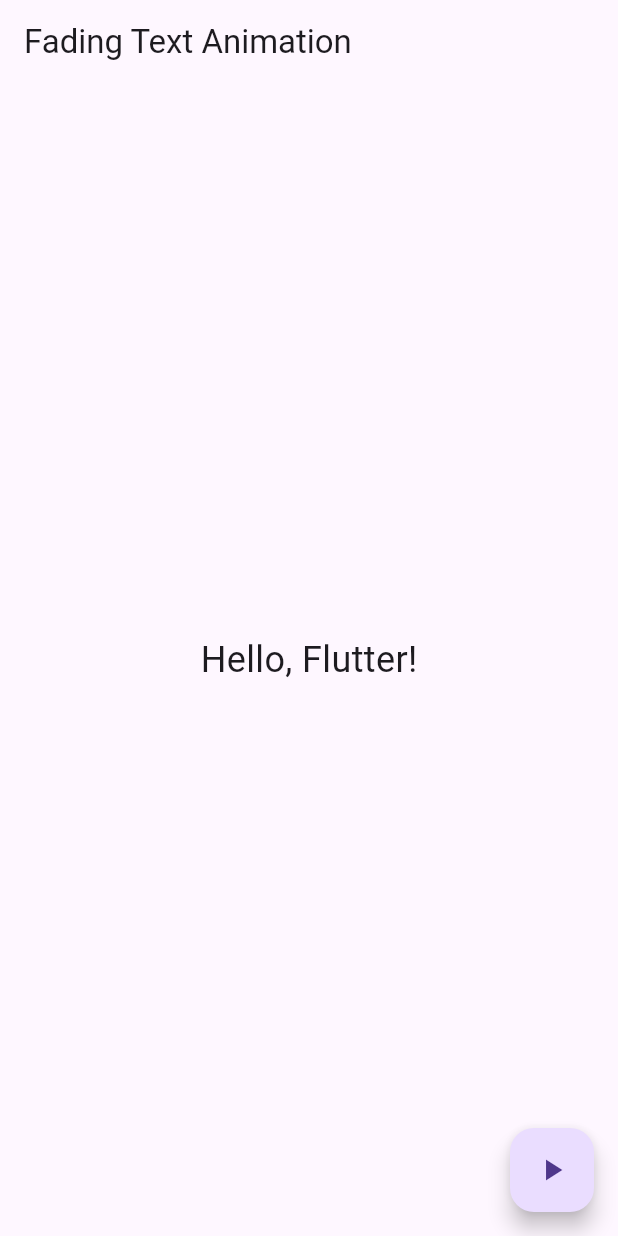
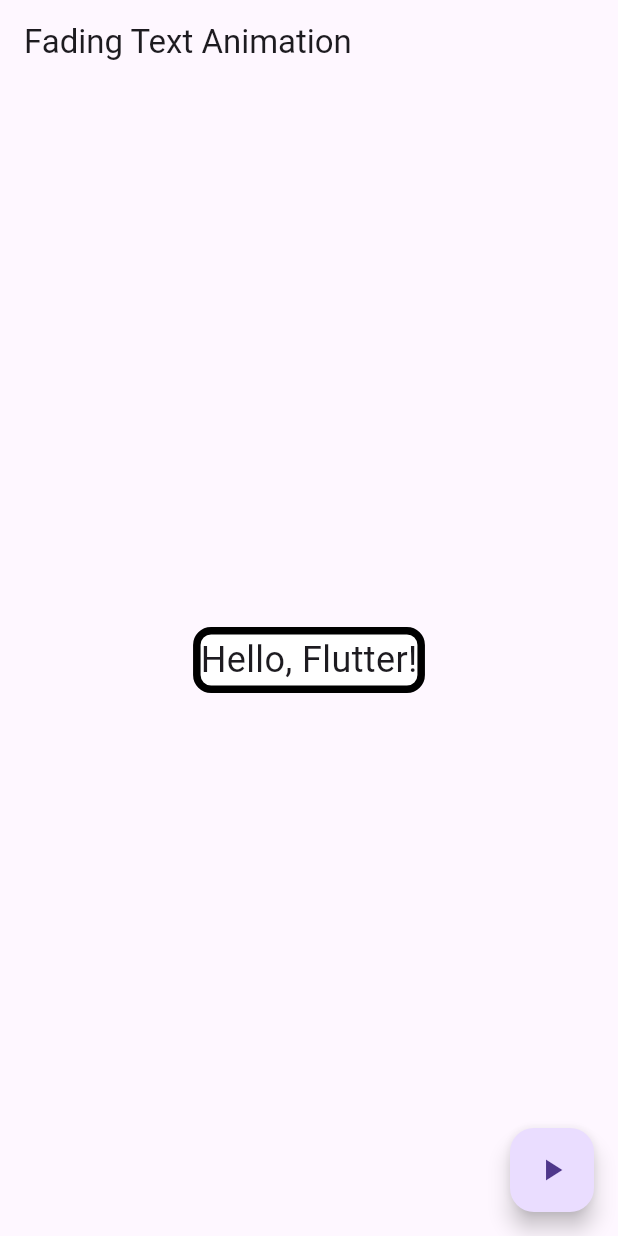
Before and after one commit to Ben-Bompson/MAD-Activity-7, a Flutter app: the screen it shows after launch, on a phone screen of 412 x 824 dp. Run offline on Flutter 3.47's test engine with Material 3 defaults, Android fonts, the phone set to English and light mode, and no system bars.

Commit message:
adds black border around the text

```diff
--- a/lib/main.dart
+++ b/lib/main.dart
@@ -39,9 +39,16 @@
           child: AnimatedOpacity(
             opacity: _isVisible ? 1.0 : 0.0,
             duration: const Duration(seconds: 1),
-            child: const Text(
+            child: Container(
+              decoration: BoxDecoration(
+                color: Colors.white,
+                border: Border.all(width: 5),
+                borderRadius: BorderRadius.circular(12)
+              ),
+              child: const Text(
               'Hello, Flutter!',
               style: TextStyle(fontSize: 24),
+              ),
             ),
           ),
         ),
```
